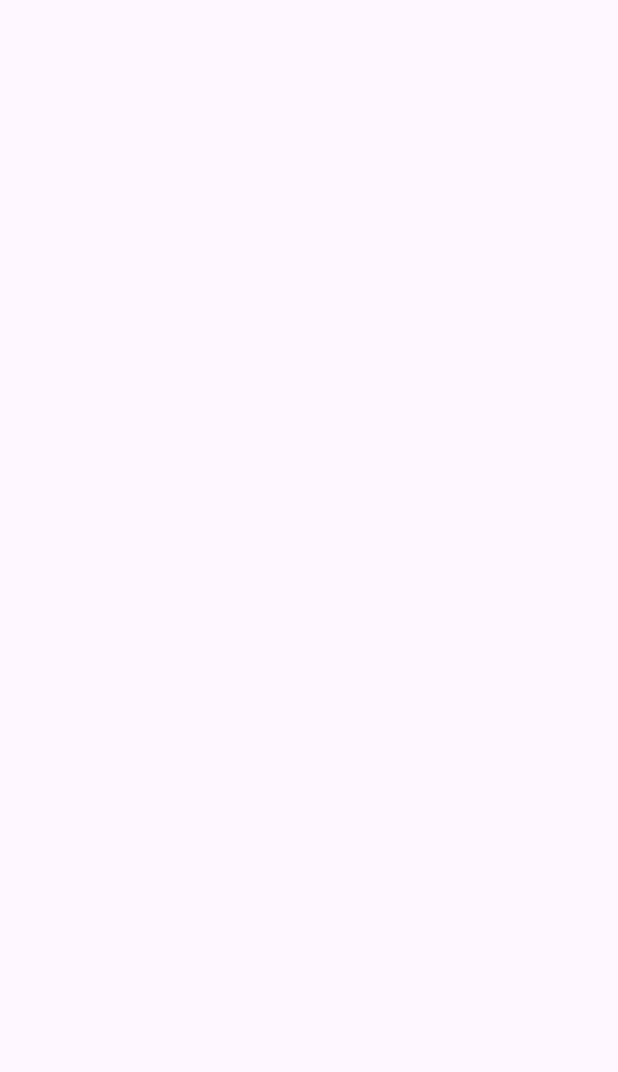
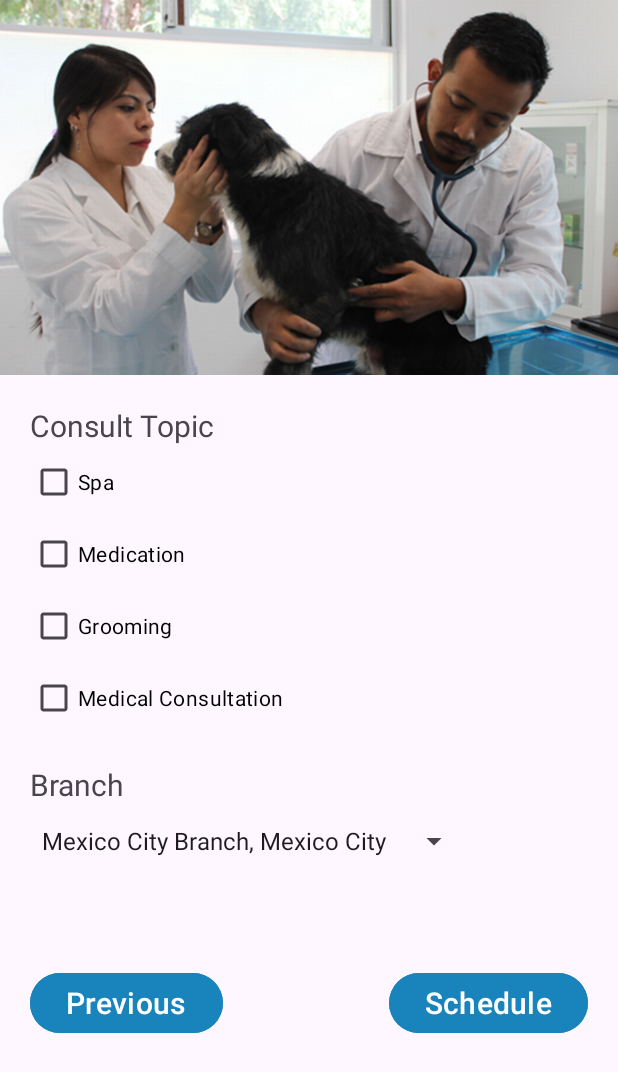
Before and after one commit to RochaDiego04/ElementosVisuales, an Android app: the SecondActivity screen opened directly, with no data from a screen before it, on a phone screen of 412 x 824 dp. Before the commit the part shown is empty. Shown: the top 1072 px of the screen. Run offline under Robolectric (Android 15) with nearby library versions, the phone set to English and light mode, and no system bars.

Commit message:
Add functionality to radiobuttons and secondActivity

```diff
--- a/app/src/main/java/com/example/elementosvisualestarea/MainActivity.kt
+++ b/app/src/main/java/com/example/elementosvisualestarea/MainActivity.kt
@@ -8,12 +8,15 @@ import android.widget.AutoCompleteTextView
 import android.widget.Toast
 import android.widget.ToggleButton
 import android.widget.Button
+import android.widget.RadioGroup
+import android.widget.RadioButton
 
 class MainActivity : AppCompatActivity() {
 
     private lateinit var autoCompleteTextView: AutoCompleteTextView
     private lateinit var toggleButton: ToggleButton
     private lateinit var scheduleButton: Button
+    private lateinit var radioGroup: RadioGroup
 
     override fun onCreate(savedInstanceState: Bundle?) {
         super.onCreate(savedInstanceState)
@@ -21,11 +24,13 @@ class MainActivity : AppCompatActivity() {
 
         autoCompleteTextView = findViewById(R.id.activity_main_autoCompleteTextView)
         toggleButton = findViewById(R.id.toggleButton)
-        scheduleButton = findViewById(R.id.scheduleButton)
+        scheduleButton = findViewById(R.id.activity_main_btn_next)
+        radioGroup = findViewById(R.id.activity_main_buttonGroup)
 
         setupAutoCompleteTextView()
         setupToggleButton()
         setupScheduleButton()
+        setupRadioButtonListener()
     }
 
     private fun setupAutoCompleteTextView() {
@@ -46,7 +51,6 @@ class MainActivity : AppCompatActivity() {
 
     private fun setupScheduleButton() {
         scheduleButton.setOnClickListener {
-            // Aquí se ejecutará cuando el botón sea clicado
             navigateToSecondActivity()
         }
     }
@@ -67,4 +71,15 @@ class MainActivity : AppCompatActivity() {
         val intent = Intent(this, SecondActivity::class.java)
         startActivity(intent)
     }
+
+    private fun setupRadioButtonListener() {
+        radioGroup.setOnCheckedChangeListener { _, checkedId ->
+            val selectedRadioButton = findViewById<RadioButton>(checkedId)
+            showSelectedGender(selectedRadioButton.text.toString())
+        }
+    }
+
+    private fun showSelectedGender(gender: String) {
+        showToast("Selected Pet's Gender: $gender")
+    }
 }
--- a/app/src/main/java/com/example/elementosvisualestarea/SecondActivity.kt
+++ b/app/src/main/java/com/example/elementosvisualestarea/SecondActivity.kt
@@ -1,11 +1,45 @@
 package com.example.elementosvisualestarea
 
+import android.os.Bundle
+import android.widget.ArrayAdapter
+import android.widget.Spinner
 import androidx.appcompat.app.AppCompatActivity
-import android.os.Bundle
+import android.content.Intent
+import android.widget.Button
+
 
 class SecondActivity : AppCompatActivity() {
+
     override fun onCreate(savedInstanceState: Bundle?) {
         super.onCreate(savedInstanceState)
         setContentView(R.layout.activity_second)
+
+        setupCountrySpinner()
+        setupPreviousButton()
+    }
+
+    private fun setupCountrySpinner() {
+        val spinnerCountries: Spinner = findViewById(R.id.spinnerCountries)
+
+        val countries = resources.getStringArray(R.array.branch_array)
+
+        val adapter = ArrayAdapter(this, android.R.layout.simple_spinner_item, countries)
+
+        adapter.setDropDownViewResource(android.R.layout.simple_spinner_dropdown_item)
+
+        spinnerCountries.adapter = adapter
+    }
+
+    private fun setupPreviousButton() {
+        val previousButton = findViewById<Button>(R.id.activity_main_btn_previous)
+
+        previousButton.setOnClickListener {
+            navigateToMainActivity()
+        }
+    }
+
+    private fun navigateToMainActivity() {
+        val intent = Intent(this, MainActivity::class.java)
+        startActivity(intent)
     }
 }
--- a/app/src/main/res/layout/activity_main.xml
+++ b/app/src/main/res/layout/activity_main.xml
@@ -166,11 +166,11 @@
         app:layout_constraintTop_toBottomOf="@+id/activity_main_txt_notifications" />
 
     <Button
-        android:id="@+id/scheduleButton"
+        android:id="@+id/activity_main_btn_next"
         android:layout_width="wrap_content"
         android:layout_height="wrap_content"
         android:layout_gravity="end"
-        android:text="@string/btn_schedule"
+        android:text="@string/btn_next"
         android:textSize="20dp"
         android:backgroundTint="@color/mainColor"
         app:layout_constraintBottom_toBottomOf="parent"
--- a/app/src/main/res/layout/activity_second.xml
+++ b/app/src/main/res/layout/activity_second.xml
@@ -1,9 +1,111 @@
 <?xml version="1.0" encoding="utf-8"?>
-<androidx.constraintlayout.widget.ConstraintLayout xmlns:android="http://schemas.android.com/apk/res/android"
-    xmlns:app="http://schemas.android.com/apk/res-auto"
+<LinearLayout xmlns:app="http://schemas.android.com/apk/res-auto"
     xmlns:tools="http://schemas.android.com/tools"
     android:layout_width="match_parent"
     android:layout_height="match_parent"
-    tools:context=".SecondActivity">
+    android:orientation="vertical"
+    xmlns:android="http://schemas.android.com/apk/res/android">
 
-</androidx.constraintlayout.widget.ConstraintLayout>
+    <ImageView
+        android:id="@+id/imageViewBackground"
+        android:layout_width="match_parent"
+        android:layout_height="250dp"
+        android:src="@drawable/img_veterinaria"
+        android:scaleType="fitXY" />
+
+
+    <TextView
+        android:id="@+id/activity_main_txt_topic"
+        android:layout_width="wrap_content"
+        android:layout_height="wrap_content"
+        android:layout_marginLeft="20dp"
+        android:layout_marginTop="20dp"
+        android:text="@string/txt_topic"
+        android:textSize="20dp" />
+
+    <CheckBox
+        android:id="@+id/checkBoxSpa"
+        android:layout_width="wrap_content"
+        android:layout_height="wrap_content"
+        android:layout_marginLeft="20dp"
+        android:text="Spa"
+        android:textColor="@android:color/black"
+        android:checked="false" />
+
+    <CheckBox
+        android:id="@+id/checkBoxMedication"
+        android:layout_width="wrap_content"
+        android:layout_height="wrap_content"
+        android:layout_marginLeft="20dp"
+        android:text="Medication"
+        android:textColor="@android:color/black"
+        android:checked="false" />
+
+    <CheckBox
+        android:id="@+id/checkBoxGrooming"
+        android:layout_width="wrap_content"
+        android:layout_height="wrap_content"
+        android:layout_marginLeft="20dp"
+        android:text="Grooming"
+        android:textColor="@android:color/black"
+        android:checked="false" />
+
+    <CheckBox
+        android:id="@+id/checkBoxMedicalConsultation"
+        android:layout_width="wrap_content"
+        android:layout_height="wrap_content"
+        android:layout_marginLeft="20dp"
+        android:text="Medical Consultation"
+        android:textColor="@color/black"
+        android:checked="false" />
+
+    <TextView
+        android:id="@+id/activity_main_txt_country"
+        android:layout_width="wrap_content"
+        android:layout_height="wrap_content"
+        android:layout_marginLeft="20dp"
+        android:layout_marginTop="20dp"
+        android:text="@string/txt_branch"
+        android:textSize="20dp" />
+
+    <Spinner
+        android:id="@+id/spinnerCountries"
+        android:layout_width="wrap_content"
+        android:layout_height="wrap_content"
+        android:layout_marginLeft="20dp"
+        android:minHeight="48dp" />
+
+
+    <androidx.constraintlayout.widget.ConstraintLayout
+        android:layout_width="match_parent"
+        android:layout_height="wrap_content"
+        android:layout_marginLeft="20dp"
+        android:layout_marginRight="20dp"
+        android:layout_marginTop="60dp"
+        android:layout_gravity="end"
+        android:orientation="horizontal">
+
+        <Button
+            android:id="@+id/activity_main_btn_next"
+            android:layout_width="wrap_content"
+            android:layout_height="wrap_content"
+            android:backgroundTint="@color/mainColor"
+            android:text="@string/btn_schedule"
+            android:textSize="20dp"
+            app:layout_constraintEnd_toEndOf="parent"
+            app:layout_constraintTop_toTopOf="parent" />
+
+        <Button
+            android:id="@+id/activity_main_btn_previous"
+            android:layout_width="wrap_content"
+            android:layout_height="wrap_content"
+            android:backgroundTint="@color/mainColor"
+            android:text="@string/btn_previous"
+            android:textSize="20dp"
+            app:layout_constraintStart_toStartOf="parent"
+            app:layout_constraintTop_toTopOf="parent" />
+
+    </androidx.constraintlayout.widget.ConstraintLayout>
+
+
+</LinearLayout>
--- a/app/src/main/res/values/strings.xml
+++ b/app/src/main/res/values/strings.xml
@@ -1,16 +1,16 @@
 <resources>
     <string name="app_name">ElementosVisualesTarea</string>
-    <string name="txt_header_veterinary">Veterinary Consultations 4 Dogs</string>
+    <string name="txt_header_veterinary">Veterinary Consults 4 Dogs</string>
     <string name="txt_pets_name">Pet\'s Name</string>
     <string name="editText_pets_name">Type your pet\'s name</string>
     <string name="txt_owner">Owner</string>
     <string name="editText_owner">Type your complete name</string>
     <string name="txt_dogs_breed">Breed</string>
-    <string name="txtAutoComplete_dogs_breed">Write your dogs breed</string>
+    <string name="txtAutoComplete_dogs_breed">Type your dogs breed</string>
     <string name="txt_dogs_gender">Gender</string>
     <string name="txt_date">Date</string>
     <string name="txt_notifications">Notifications</string>
-    <string name="btn_schedule">Schedule</string>
+    <string name="btn_next">Next</string>
 
     <string-array name="breeds">
         <item>Poodle</item>
@@ -29,4 +29,20 @@
         <item>Dachshund</item>
     </string-array>
 
+    <string name="txt_topic">Consult Topic</string>
+    <string name="txt_branch">Branch</string>
+
+    <string-array name="branch_array">
+        <item>Mexico City Branch, Mexico City</item>
+        <item>Guadalajara Branch, Jalisco</item>
+        <item>Monterrey Branch, Nuevo Leon</item>
+        <item>Tijuana Branch, Baja California</item>
+        <item>Cancun Branch, Quintana Roo</item>
+    </string-array>
+
+
+    <string name="btn_previous">Previous</string>
+    <string name="btn_schedule">Schedule</string>
+
+
 </resources>
```
Also changed, not shown: app/src/main/res/drawable/img_veterinaria.png (added).
